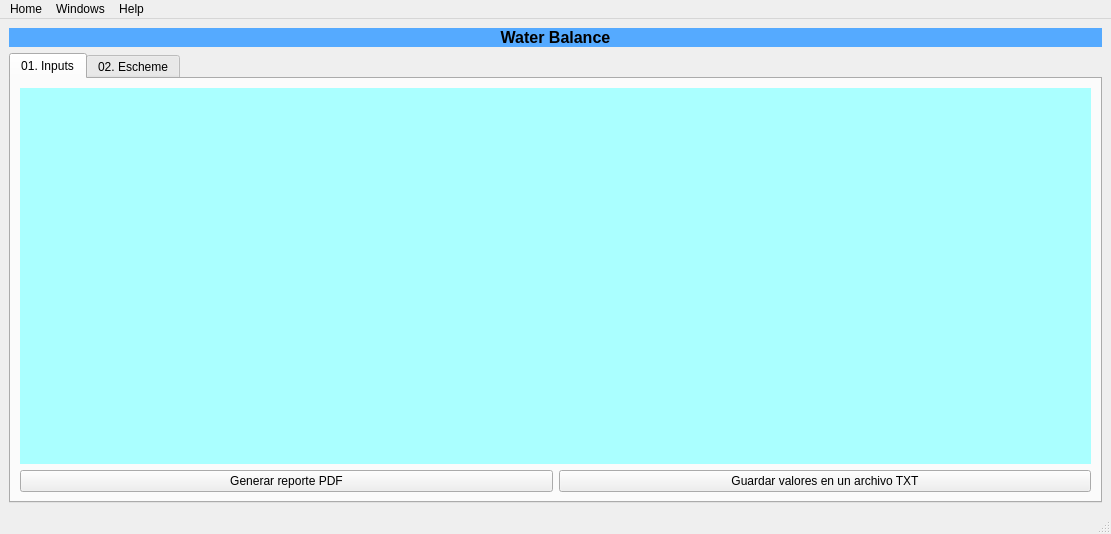
Jhongesell/software-de-balance-de-aguas, file UI/option03_main.ui: the form before one commit.
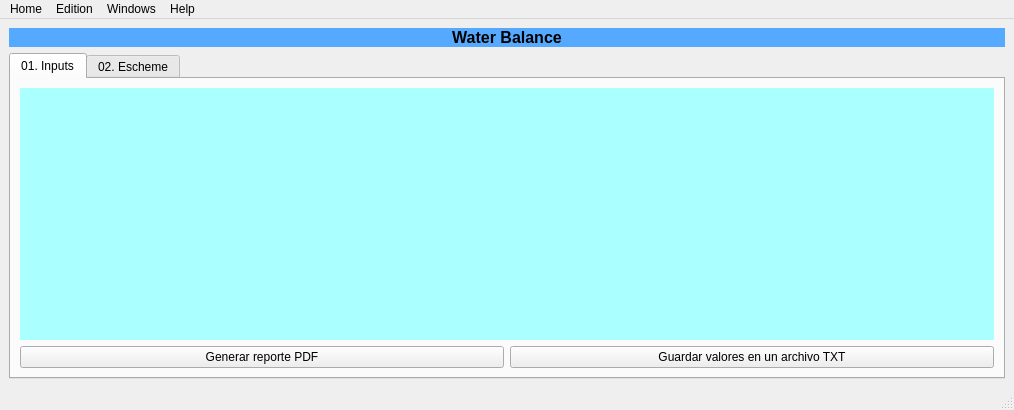
The form after the commit.

The edit to the form file:
```diff
--- a/UI/option03_main.ui
+++ b/UI/option03_main.ui
@@ -6,8 +6,8 @@
    <rect>
     <x>0</x>
     <y>0</y>
-    <width>1111</width>
-    <height>534</height>
+    <width>1014</width>
+    <height>410</height>
    </rect>
   </property>
   <property name="windowTitle">
@@ -1353,7 +1353,7 @@
     <rect>
      <x>0</x>
      <y>0</y>
-     <width>1111</width>
+     <width>1014</width>
      <height>21</height>
     </rect>
    </property>
@@ -1377,8 +1377,20 @@
     <property name="title">
      <string>Help</string>
     </property>
+    <addaction name="actionAbout"/>
+    <addaction name="separator"/>
+    <addaction name="actionAbout_software"/>
+   </widget>
+   <widget class="QMenu" name="menuEdition">
+    <property name="title">
+     <string>Edition</string>
+    </property>
+    <addaction name="actionCut"/>
+    <addaction name="actionCopy"/>
+    <addaction name="actionPaste"/>
    </widget>
    <addaction name="menuMen"/>
+   <addaction name="menuEdition"/>
    <addaction name="menuWindow"/>
    <addaction name="menuHelp"/>
   </widget>
```
Left out of the diff: 34 changed lines with no effect on the pictures.
